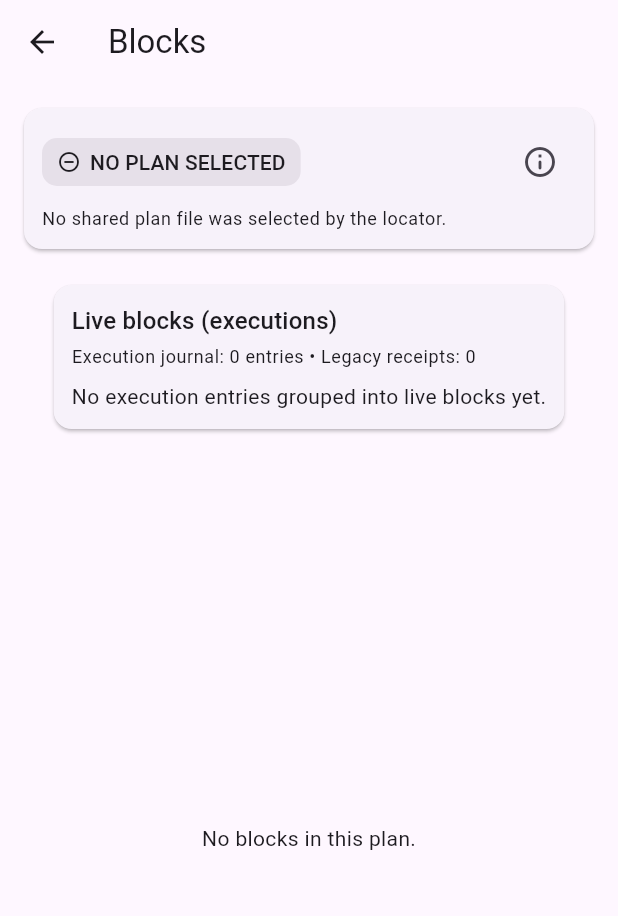
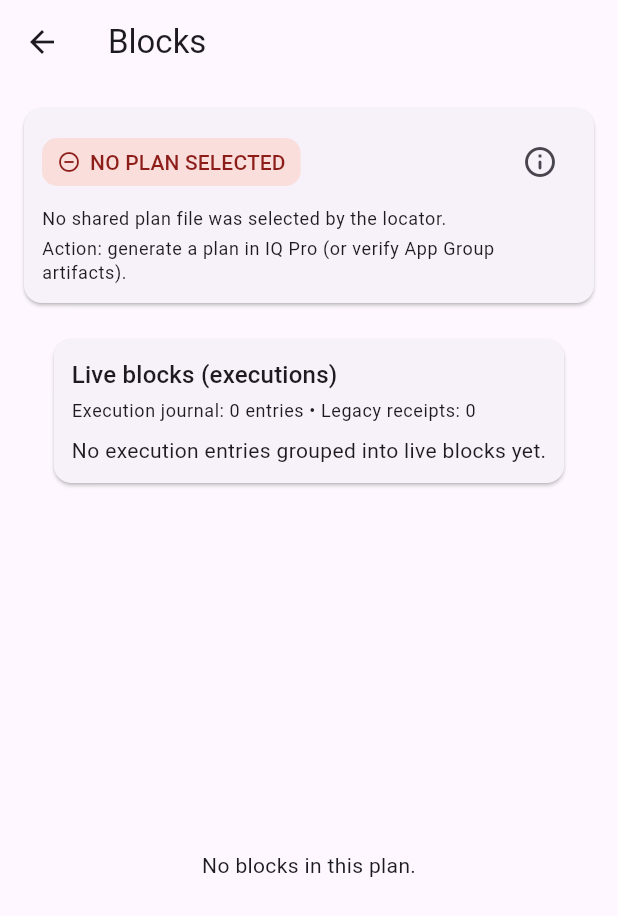
Before and after one commit to Baker413/AU-Insights, a Flutter app: the BlocksScreen screen opened directly with empty values, on a phone screen of 412 x 824 dp. Shown: the top 916 px of the screen. Run offline on Flutter 3.47's test engine with Material 3 defaults, Android fonts, the phone set to English and light mode, and no system bars; missing offline and left inert: au_core.

Commit message:
runtime: differentiate plan selection states + action hint line

```diff
--- a/lib/widgets/plan_selection_banner.dart
+++ b/lib/widgets/plan_selection_banner.dart
@@ -60,6 +60,7 @@ class PlanSelectionBanner extends StatelessWidget {
 
     String title;
     String subtitle;
+    String actionLine = '';
     IconData icon;
     Color bg;
     Color fg;
@@ -67,37 +68,42 @@ class PlanSelectionBanner extends StatelessWidget {
     // Contract truth (au_core SharedPlanLocatorV1):
     // - activeAccountPointer = ACTIVE
     // - newestPerAccountScan / legacyFallback = ALT/DRAFT-like selection
-    // - none/unknown = no plan
+    // - none/unknown = no plan / drift
     if (reason == 'activeAccountPointer') {
       title = 'ACTIVE PLAN';
       subtitle = 'Selected by active-account pointer.';
+      actionLine = 'Action: none (this is the intended, stable selection).';
       icon = Icons.verified_rounded;
       bg = cs.primaryContainer;
       fg = cs.onPrimaryContainer;
     } else if (reason == 'newestPerAccountScan') {
       title = 'DRAFT / ALT PLAN';
       subtitle = 'Selected by newest per-account scan (no active pointer).';
+      actionLine = 'Action: set an active account in IQ Pro to lock selection.';
       icon = Icons.history_rounded;
-      bg = cs.tertiaryContainer;
-      fg = cs.onTertiaryContainer;
+      bg = cs.secondaryContainer;
+      fg = cs.onSecondaryContainer;
     } else if (reason == 'legacyFallback') {
       title = 'DRAFT / ALT PLAN (LEGACY)';
       subtitle = 'Selected by legacy fallback.';
+      actionLine = 'Action: consider regenerating the shared plan (reduce legacy drift).';
       icon = Icons.inventory_2_rounded;
       bg = cs.tertiaryContainer;
       fg = cs.onTertiaryContainer;
     } else if (reason == 'none' || reason.isEmpty) {
       title = 'NO PLAN SELECTED';
       subtitle = 'No shared plan file was selected by the locator.';
+      actionLine = 'Action: generate a plan in IQ Pro (or verify App Group artifacts).';
       icon = Icons.remove_circle_outline_rounded;
-      bg = cs.surfaceContainerHighest;
-      fg = cs.onSurface;
+      bg = cs.errorContainer;
+      fg = cs.onErrorContainer;
     } else {
       title = 'PLAN SELECTION (UNKNOWN)';
       subtitle = 'Selection reason token is not recognized by this UI.';
+      actionLine = 'Action: update apps together (likely version drift).';
       icon = Icons.help_outline_rounded;
-      bg = cs.errorContainer;
-      fg = cs.onErrorContainer;
+      bg = cs.surfaceContainerHighest;
+      fg = cs.onSurface;
     }
 
     final metaBits = <String>[];
@@ -144,6 +150,10 @@ class PlanSelectionBanner extends StatelessWidget {
             ),
             const SizedBox(height: 6),
             Text(subtitle, style: theme.textTheme.bodySmall),
+            if (actionLine.trim().isNotEmpty) ...[
+              const SizedBox(height: 4),
+              Text(actionLine, style: theme.textTheme.bodySmall),
+            ],
             if (metaLine.isNotEmpty) ...[
               const SizedBox(height: 8),
               Text(metaLine, style: theme.textTheme.bodySmall),
```
